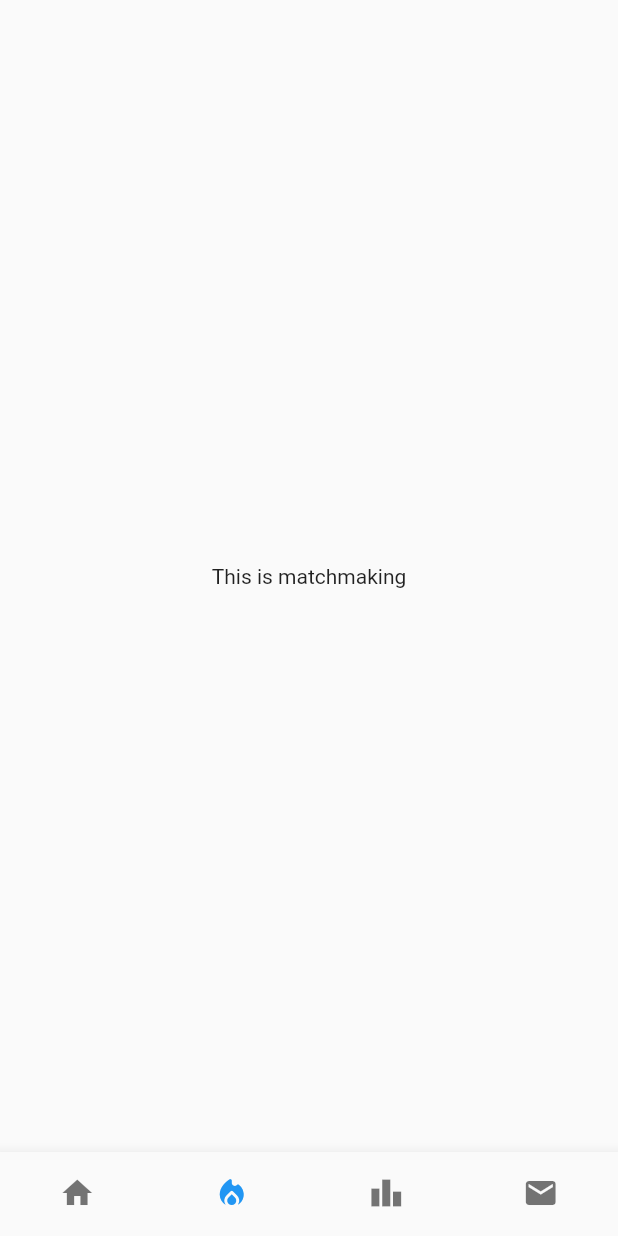
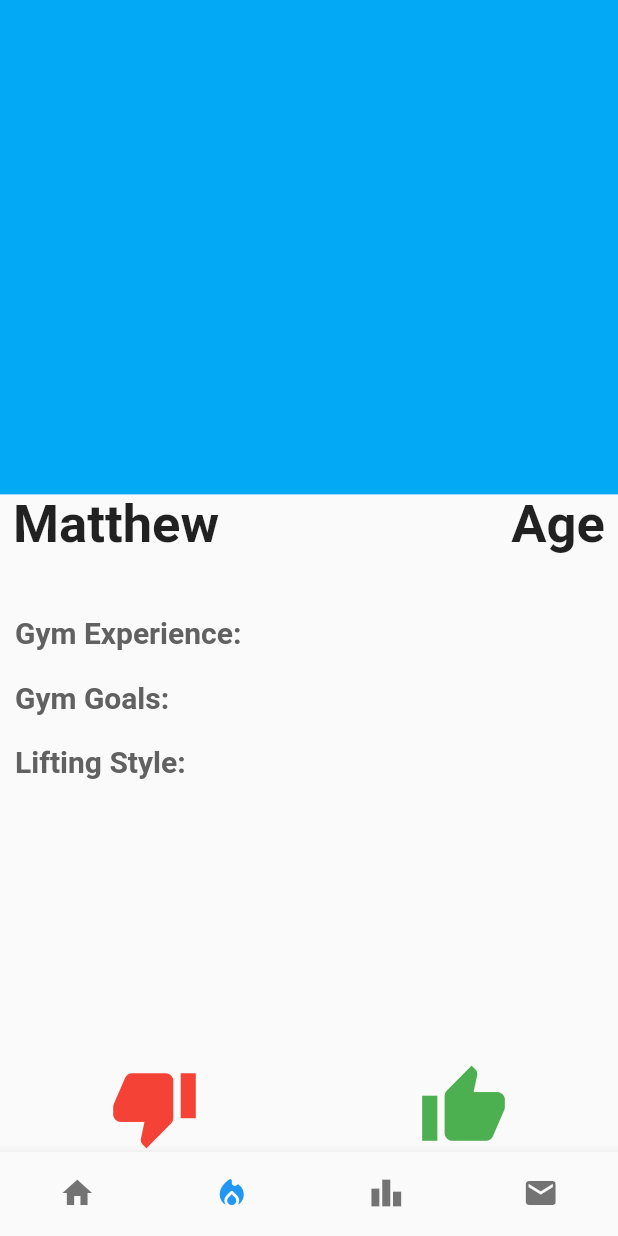
Before and after one commit to dariusrichardson36/FitBuddy, a Flutter app: the screen it shows once a user with an empty profile is signed in, swiped to page 2, on a phone screen of 412 x 824 dp. Run offline on Flutter 3.47's test engine with Material 2 defaults, Android fonts, the phone set to English and light mode, and no system bars; our stand-ins replace cloud_firestore, firebase_auth, firebase_core, get, go_router, google_fonts and 3 more; missing offline and left inert: dart:ffi; accounts and stored records are empty; network calls fail.

Commit message:
Here is the updated matchmaking screen

```diff
--- a/lib/pages/homepage_views/matchmaking_view.dart
+++ b/lib/pages/homepage_views/matchmaking_view.dart
@@ -1,11 +1,109 @@
-import 'package:flutter/cupertino.dart';
+import 'package:flutter/material.dart';
 
 class MatchmakingView extends StatelessWidget {
   const MatchmakingView({super.key});
 
   @override
   Widget build(BuildContext context) {
-    return Center(child: Text("This is matchmaking"),);
+    return
+      Column(
+        children: [
+          Container(
+            width: double.infinity, // Take up the entire screen horizontally
+            height: MediaQuery.of(context).size.height * .4, // Take up the top third vertically
+            color: Colors.lightBlue,
+          ),
+          // Rest of your content goes here
+          Row(
+            mainAxisAlignment: MainAxisAlignment.spaceBetween, // Spacing between children
+            children: [
+              Align(
+                alignment: Alignment.centerLeft, // Left-align the text
+                child: Text(
+                  ' Matthew',
+                  style: TextStyle(
+                    fontSize: 35,
+                    fontWeight: FontWeight.bold,
+                  ),
+                ),
+              ),
+              Spacer(), // Spacer widget takes up available space
+              Align(
+                alignment: Alignment.centerRight, // Right-align the text
+                child: Text(
+                  'Age ',
+                  style: TextStyle(
+                    fontSize: 35,
+                    fontWeight: FontWeight.bold,
+                  ),
+                ),
+              ),
+            ],
+          ),
+          const SizedBox(height: 40),
+          Align(
+            alignment: Alignment.centerLeft, // Left-align the text
+            child: Text(
+              '  Gym Experience:',
+              style: TextStyle(
+                color: Colors.grey[700],
+                fontSize: 20,
+                fontWeight: FontWeight.bold,
+              ),
+            ),
+          ),
+          // Add vertical spacing between text fields
+          const SizedBox(height: 20),
+          Align(
+            alignment: Alignment.centerLeft, // Left-align the text
+            child: Text(
+              '  Gym Goals:',
+              style: TextStyle(
+                color: Colors.grey[700],
+                fontSize: 20,
+                fontWeight: FontWeight.bold,
+              ),
+            ),
+          ),
+          // Add vertical spacing between text fields
+          const SizedBox(height: 20),
+          Align(
+            alignment: Alignment.centerLeft, // Left-align the text
+            child: Text(
+              '  Lifting Style:',
+              style: TextStyle(
+                color: Colors.grey[700],
+                fontSize: 20,
+                fontWeight: FontWeight.bold,
+              ),
+            ),
+          ),
+
+          Expanded(
+            child: Column(
+              mainAxisAlignment: MainAxisAlignment.end, // Align the inner column to the bottom
+              children: [
+                // Inner column widgets go here
+                Row(
+                  mainAxisAlignment: MainAxisAlignment.spaceAround,
+                  children: [
+                    Icon(
+                      Icons.thumb_down, // Placeholder icon for "yes"
+                      size: 60.0, // Adjust the size as needed
+                      color: Colors.red, // Adjust the color as needed
+                    ),
+                    Icon(
+                      Icons.thumb_up, // Placeholder icon for "no"
+                      size: 60.0, // Adjust the size as needed
+                      color: Colors.green, // Adjust the color as needed
+                    ),
+                  ],
+                ),
+              ],
+            ),
+          ),
+        ],
+      );
   }
 
 
```
